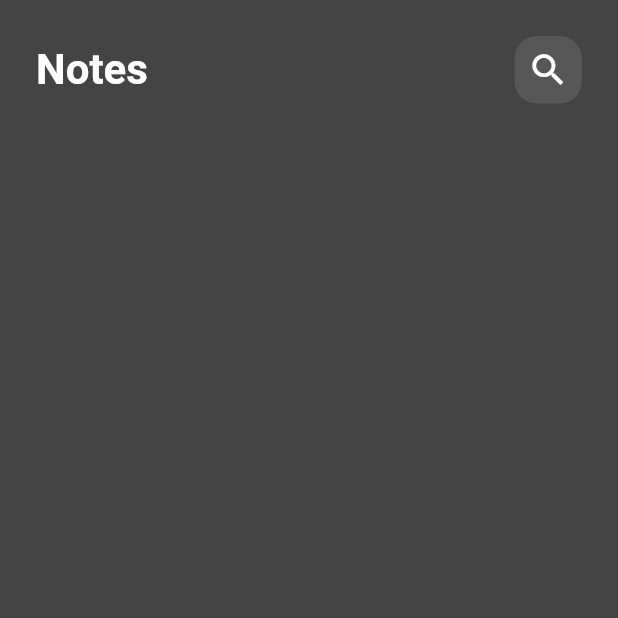
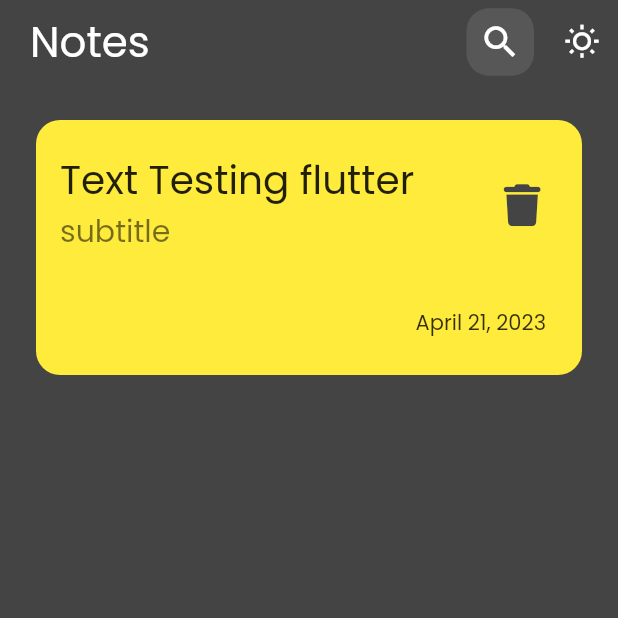
Before and after one commit to emad566/flutter_note_app, a Flutter app: the screen it shows after launch, on a phone screen of 412 x 824 dp, the top half of it. Run offline on Flutter 3.47's test engine with Material 2 defaults, Android fonts, the phone set to English and light mode, and no system bars; our stand-ins replace font_awesome_flutter, get, get_storage, google_fonts.

Commit message:
Note Item

```diff
--- a/lib/screens/notes_screen.dart
+++ b/lib/screens/notes_screen.dart
@@ -1,20 +1,55 @@
 import 'package:flutter/material.dart';
-import 'package:flutter_note_app/widgets/notes_screen_widgets/custom_appbar.dart';
+import 'package:flutter_note_app/services/theme_colors.dart';
+import 'package:flutter_note_app/widgets/build_appbar.dart';
+import 'package:flutter_note_app/widgets/notes_screen_widgets/custom_search_icon.dart';
+import 'package:flutter_note_app/widgets/notes_screen_widgets/note_item.dart';
+import 'package:google_fonts/google_fonts.dart';
 
-class NotesScreen extends StatelessWidget {
+class NotesScreen extends StatefulWidget {
   const NotesScreen({Key? key}) : super(key: key);
 
   @override
+  State<NotesScreen> createState() => _NotesScreenState();
+}
+
+class _NotesScreenState extends State<NotesScreen> {
+  @override
   Widget build(BuildContext context) {
     return Scaffold(
+      appBar: buildNoteAppBar(context),
       body: Padding(
         padding: const EdgeInsets.all(24),
         child: Column(
-          children: const [
-            CustomAppBar(),
+          // ignore: prefer_const_literals_to_create_immutables
+          children: [
+            // ignore: prefer_const_constructors
+            NoteItem(),
           ],
         ),
       ),
     );
   }
+
+  AppBar buildNoteAppBar(BuildContext context) {
+    return buildAppBar(
+      setState: setState,
+      context: context,
+      actionRow: Row(
+        children: [
+          Text(
+            'Notes',
+            style: GoogleFonts.poppins(
+              textStyle: TextStyle(
+                  color: ThemeColors.appBarFrontText,
+                  fontSize: 28,
+              ),
+            ),
+          ),
+          const Spacer(),
+          const CustomSearchIcon(),
+          const SizedBox(width: 8,),
+        ],
+      )
+    );
+  }
 }
--- a/lib/services/theme_colors.dart
+++ b/lib/services/theme_colors.dart
@@ -6,10 +6,13 @@ const Color blackClr = Colors.black;
 var grey200 = Colors.grey[200];
 const errorClr = Colors.red;
 const primaryClr = Color(0xFF444444);
+const secondaryClr = Colors.yellow;
+const darkSecondaryClr = Color(0xFF666666);
 const Color darkGreyClr = Color(0xFF121212);
 const Color darkHeaderClr = Color(0xFF424242);
 const Color focusedBorderClr = Colors.green;
 
 class ThemeColors{
   static Color get appBarFrontText => Get.isDarkMode? whiteClr : whiteClr;
+  static Color get noteItemBg => Get.isDarkMode? darkSecondaryClr : secondaryClr;
 }
--- a/lib/shared/themes.dart
+++ b/lib/shared/themes.dart
@@ -7,6 +7,7 @@ class Themes {
   static final ThemeData lightThem = ThemeData(
     primaryColor: primaryClr,
     scaffoldBackgroundColor: primaryClr,
+    fontFamily: GoogleFonts.poppins().fontFamily,
     appBarTheme: const AppBarTheme(
         color: primaryClr,
     ),
@@ -19,6 +20,7 @@ class Themes {
   static final ThemeData darkThem = ThemeData(
     primaryColor: darkGreyClr,
     scaffoldBackgroundColor: darkGreyClr,
+    fontFamily: GoogleFonts.poppins().fontFamily,
     appBarTheme: const AppBarTheme(
       color: darkGreyClr,
     ),
--- /dev/null
+++ b/lib/widgets/build_appbar.dart
@@ -0,0 +1,37 @@
+import 'package:flutter/material.dart';
+import 'package:flutter_note_app/services/theme_colors.dart';
+import 'package:flutter_note_app/services/theme_services.dart';
+import 'package:get/get.dart';
+
+AppBar buildAppBar({
+  required Function setState,
+  required BuildContext context,
+  bool isShowLeading = true,
+  Row? actionRow,
+}) {
+
+  return AppBar(
+    automaticallyImplyLeading: isShowLeading,
+    actions: [
+      const SizedBox(width: 20),
+      if(actionRow!=null)
+        Expanded(child: actionRow),
+
+      IconButton(
+        onPressed: (){
+          setState(() {
+            ThemeServices().switchTheme();
+          });
+        },
+        icon: Get.isDarkMode?
+        const Icon(Icons.nightlight_outlined, size: 24, color: whiteClr,)
+            :
+        const Icon(Icons.wb_sunny_outlined, size: 24, color: whiteClr,),
+      ),
+
+
+    ],
+    elevation: 0,
+    backgroundColor: context.theme.colorScheme.background,
+  );
+}
--- a/lib/widgets/notes_screen_widgets/custom_appbar.dart
+++ b/lib/widgets/notes_screen_widgets/custom_appbar.dart
@@ -19,6 +19,7 @@ class CustomAppBar extends StatelessWidget {
         ),
         const Spacer(),
         const CustomSearchIcon(),
+
       ],
     );
   }
--- /dev/null
+++ b/lib/widgets/notes_screen_widgets/note_item.dart
@@ -0,0 +1,64 @@
+import 'package:flutter/material.dart';
+import 'package:flutter_note_app/services/theme_colors.dart';
+import 'package:font_awesome_flutter/font_awesome_flutter.dart';
+import 'package:get/get.dart';
+import 'package:google_fonts/google_fonts.dart';
+
+class NoteItem extends StatelessWidget {
+  const NoteItem({Key? key}) : super(key: key);
+
+  @override
+  Widget build(BuildContext context) {
+    return Container(
+      decoration: BoxDecoration(
+        borderRadius: BorderRadius.circular(16),
+        color: ThemeColors.noteItemBg,
+      ),
+      child: Column(
+        crossAxisAlignment: CrossAxisAlignment.end,
+        children: [
+          const SizedBox(height: 16,),
+          ListTile(
+            title: Text(
+              'Text Testing flutter',
+              style: GoogleFonts.poppins(
+                textStyle: const TextStyle(fontSize: 26),
+              ),
+            ),
+            subtitle: Text(
+              'subtitle',
+              style: GoogleFonts.poppins(
+                textStyle: const TextStyle(
+                  fontSize: 20,
+                ),
+              ),
+            ),
+            trailing: IconButton(
+              icon: Icon(
+                FontAwesomeIcons.trash,
+                size: 28,
+                color: context.theme.colorScheme.background,
+              ),
+              onPressed: () {},
+            ),
+          ),
+          const SizedBox(
+            height: 16,
+          ),
+          Padding(
+            padding: const EdgeInsets.only(right: 24, top: 16, bottom: 24),
+            child: Text(
+              'April 21, 2023',
+              style: GoogleFonts.poppins(
+                textStyle: TextStyle(
+                  color: context.theme.textTheme.titleSmall!.color!.withOpacity(.8),
+                  fontSize: 14,
+                ),
+              ),
+            ),
+          ),
+        ],
+      ),
+    );
+  }
+}
--- a/pubspec.yaml
+++ b/pubspec.yaml
@@ -18,6 +18,7 @@ dependencies:
   intl: ^0.17.0
   google_fonts: ^4.0.3
   modal_progress_hud_nsn: ^0.3.0
+  font_awesome_flutter: ^10.4.0
 
 dev_dependencies:
   flutter_test:
```
Also changed, not shown: pubspec.lock.
